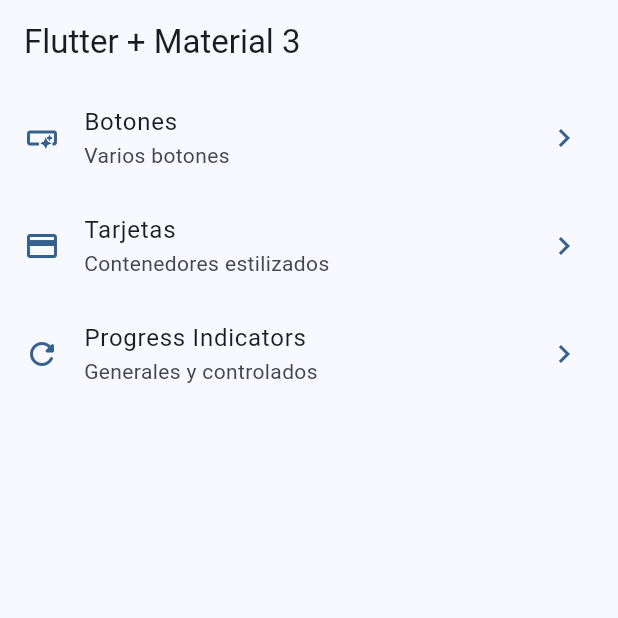
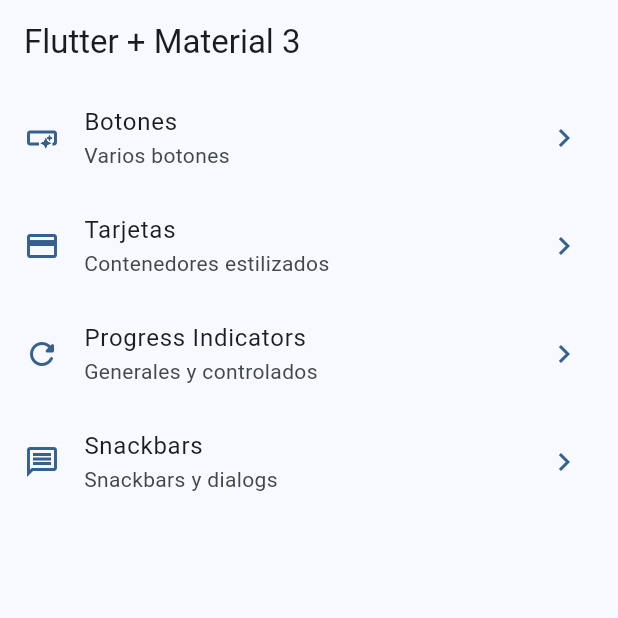
Before and after one commit to tripleP16/widgets_app, a Flutter app: the screen it shows after launch, on a phone screen of 412 x 824 dp, the top half of it. Run offline on Flutter 3.47's test engine with Material 3 defaults, Android fonts, the phone set to English and light mode, and no system bars; our stand-ins replace go_router.

Commit message:
snackbars done

```diff
--- a/lib/config/menu/menu_items.dart
+++ b/lib/config/menu/menu_items.dart
@@ -29,4 +29,9 @@ const appMenuItems = <MenuItem>[
       subttitle: 'Generales y controlados',
       link: '/progress',
       icon: Icons.refresh_rounded),
+  MenuItem(
+      title: 'Snackbars',
+      subttitle: 'Snackbars y dialogs ',
+      link: '/snackbars',
+      icon: Icons.message_outlined),
 ];
--- a/lib/config/router/app_router.dart
+++ b/lib/config/router/app_router.dart
@@ -22,10 +22,10 @@ final appRouter = GoRouter(
       pageBuilder: (context, state) => const MaterialPage(child: CardsScreen()),
     ),
     GoRoute(
-      path: '/progress',
-      name: ProgressScreen.name,
+      path: '/snackbars',
+      name: SnackbarScreen.name,
       pageBuilder: (context, state) =>
-          const MaterialPage(child: ProgressScreen()),
+          const MaterialPage(child: SnackbarScreen()),
     ),
   ],
 );
```
Also changed, not shown: lib/presentation/screens/snackbar/snackbar_screen.dart (+19 -1 lines).
